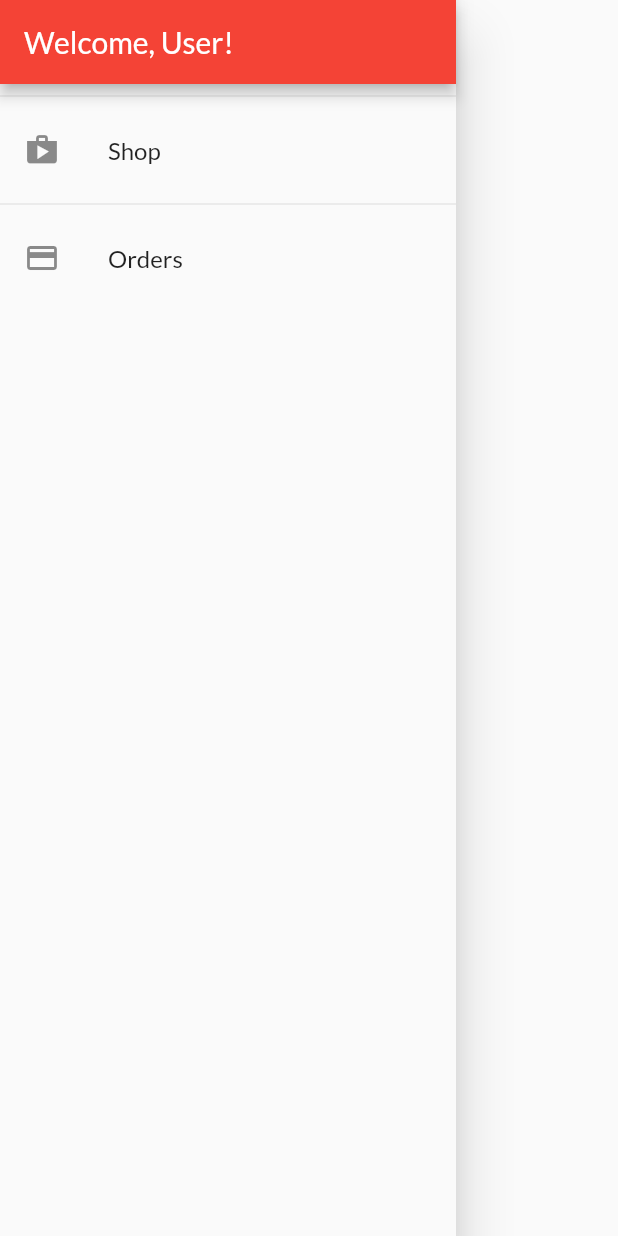
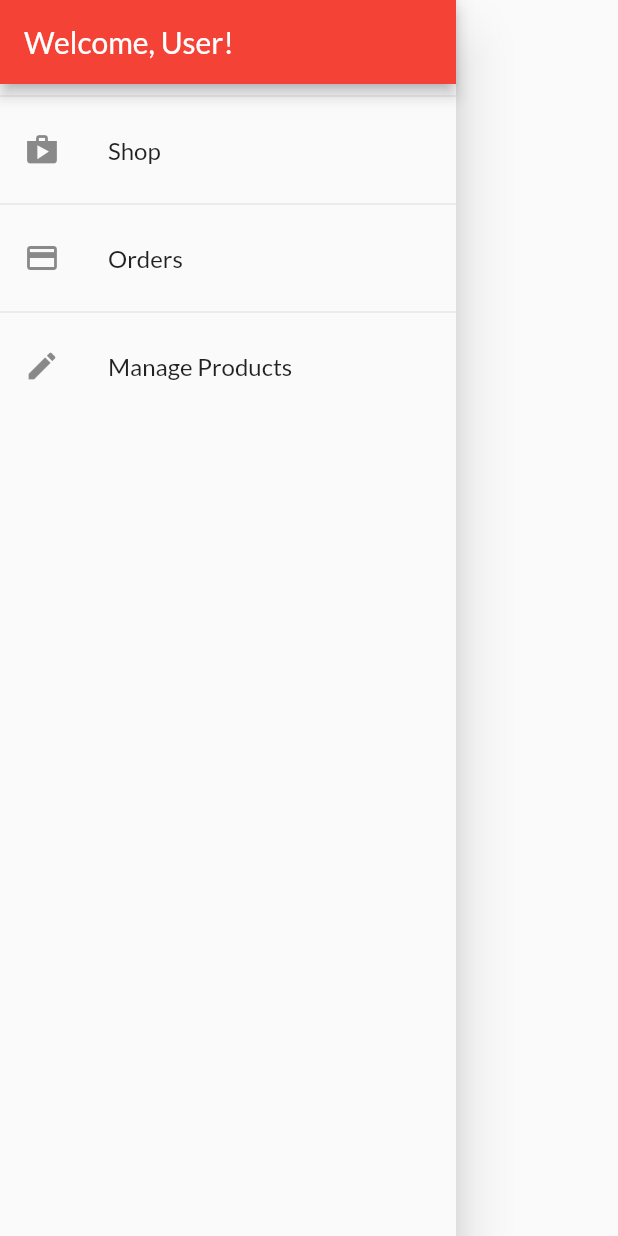
Before and after one commit to dominickbrasileiro/my-shop, a Flutter app: the AppDrawer widget shown alone on an empty page, opened directly, on a phone screen of 412 x 824 dp. Run offline on Flutter 3.47's test engine with Material 2 defaults, Android fonts, the phone set to English and light mode, and no system bars; network calls fail.

Commit message:
Add Manage Products Screen

```diff
--- a/lib/core/app_routes.dart
+++ b/lib/core/app_routes.dart
@@ -3,4 +3,5 @@ class AppRoutes {
   static const PRODUCT_DETAILS = '/product-details';
   static const CART = '/cart';
   static const ORDERS = '/orders';
+  static const MANAGE_PRODUCTS = '/manage-products';
 }
--- a/lib/main.dart
+++ b/lib/main.dart
@@ -4,6 +4,7 @@ import 'package:fshop/providers/cart_provider.dart';
 import 'package:fshop/providers/orders_provider.dart';
 import 'package:fshop/providers/products_provider.dart';
 import 'package:fshop/screens/cart_screen.dart';
+import 'package:fshop/screens/manage_products_screen.dart';
 import 'package:fshop/screens/orders_screen.dart';
 import 'package:fshop/screens/product_details_screen.dart';
 import 'package:fshop/screens/products_overview_screen.dart';
@@ -40,6 +41,7 @@ class MyApp extends StatelessWidget {
           AppRoutes.PRODUCT_DETAILS: (ctx) => ProductDetailsScreen(),
           AppRoutes.CART: (ctx) => CartScreen(),
           AppRoutes.ORDERS: (ctx) => OrdersScreen(),
+          AppRoutes.MANAGE_PRODUCTS: (ctx) => ManageProductsScreen(),
         },
       ),
     );
--- a/lib/providers/products_provider.dart
+++ b/lib/providers/products_provider.dart
@@ -6,6 +6,8 @@ class ProductsProvider with ChangeNotifier {
   List<Product> _items = dummyProducts;
 
   List<Product> get products => [..._items];
+
+  int get itemCount => _items.length;
 
   List<Product> get favoriteProducts =>
       _items.where((product) => product.isFavorite).toList();
--- a/lib/widgets/app_drawer.dart
+++ b/lib/widgets/app_drawer.dart
@@ -26,7 +26,16 @@ class AppDrawer extends StatelessWidget {
             onTap: () {
               Navigator.of(context).pushReplacementNamed(AppRoutes.ORDERS);
             },
-          )
+          ),
+          Divider(),
+          ListTile(
+            leading: Icon(Icons.edit),
+            title: Text('Manage Products'),
+            onTap: () {
+              Navigator.of(context)
+                  .pushReplacementNamed(AppRoutes.MANAGE_PRODUCTS);
+            },
+          ),
         ],
       ),
     );
```
Also changed, not shown: lib/screens/manage_products_screen.dart (added, +40 -0 lines), lib/widgets/manage_product_item_widget.dart (added, +37 -0 lines).
